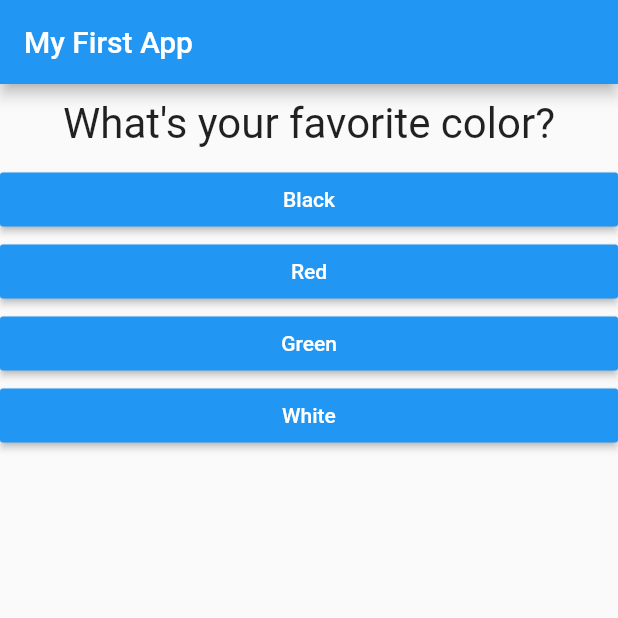
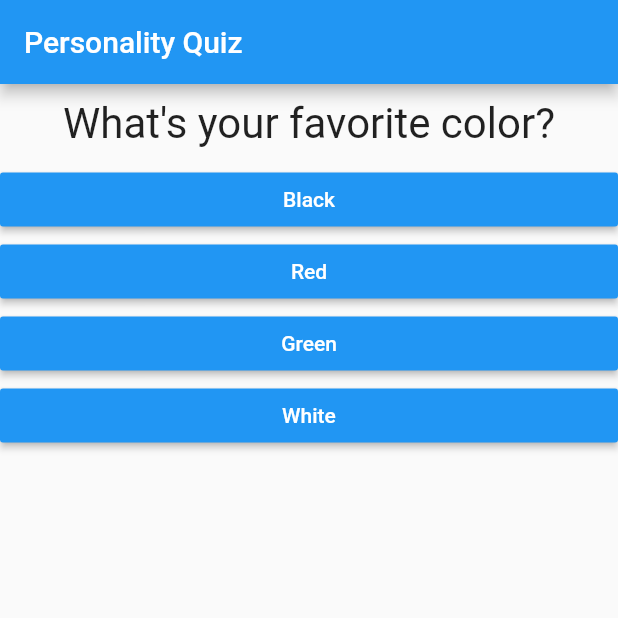
Before and after one commit to sharome/personality-quiz, a Flutter app: the screen it shows after launch, on a phone screen of 412 x 824 dp, the top half of it. Run offline on Flutter 3.47's test engine with Material 2 defaults, Android fonts, the phone set to English and light mode, and no system bars.

```diff
--- a/lib/main.dart
+++ b/lib/main.dart
@@ -86,7 +86,7 @@ class _MyAppState extends State<MyApp> {
     return MaterialApp(
       home: Scaffold(
         appBar: AppBar(
-          title: Text('My First App'),
+          title: Text('Personality Quiz'),
         ),
         body: _questionIndex < _questions.length
             ? Quiz(
```
Also changed, not shown: 1 other file.
